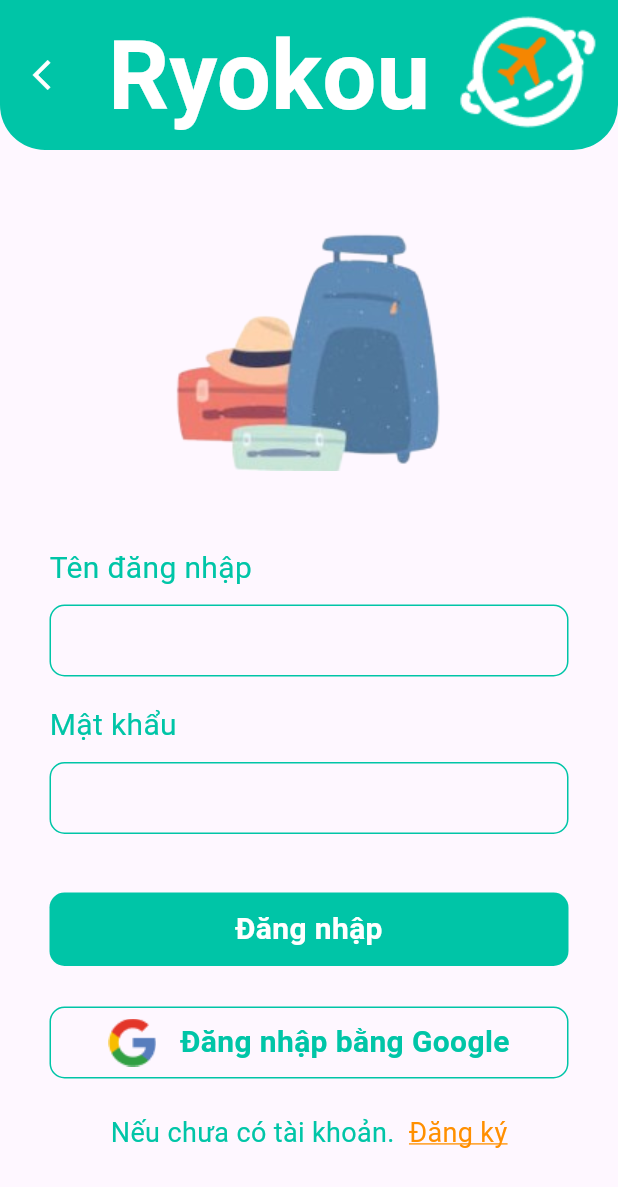
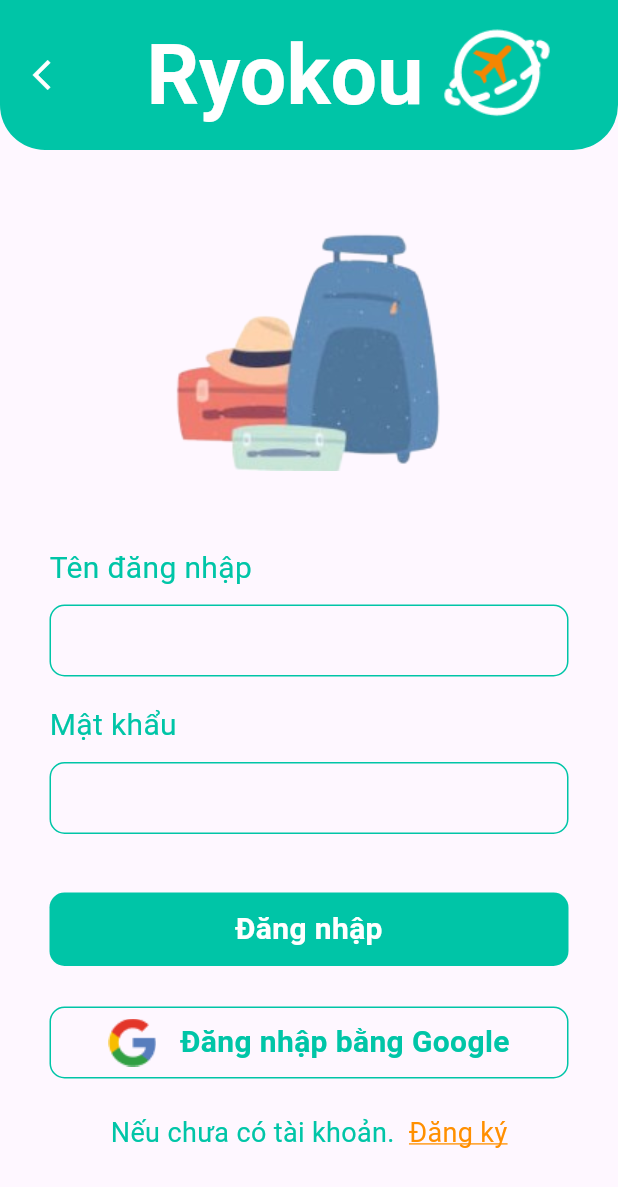
Before and after one commit to hyuniedev/Ryokou, a Flutter app: the screen it shows after launch, after a tap on the "sticky note 2" icon, after a tap on the "notifications" icon, after a tap on "Đăng nhập/ Đăng ký", on a phone screen of 412 x 824 dp. Shown: the top 1187 px of the screen. Run offline on Flutter 3.47's test engine with Material 3 defaults, Android fonts, the phone set to English and light mode, and no system bars; our stand-ins replace firebase_core, go_router; accounts and stored records are empty; network calls fail.

Commit message:
~ fix size title of appbar on signin and login

```diff
--- a/ryokou/lib/ui/acc/login.dart
+++ b/ryokou/lib/ui/acc/login.dart
@@ -23,14 +23,15 @@
                       'Ryokou',
                       style: TextStyle(
                         color: Colors.white,
-                        fontSize: 64,
+                        fontSize: 55,
                         fontWeight: FontWeight.bold,
                       ),
                     ),
-                    const SizedBox(width: 15),
+                    const SizedBox(width: 10),
                     Image.asset(
                       'assets/image/appbar_ryokou.png',
                       fit: BoxFit.contain,
+                      height: 75,
                     ),
                   ],
                 ),
--- a/ryokou/lib/ui/acc/signin.dart
+++ b/ryokou/lib/ui/acc/signin.dart
@@ -21,12 +21,15 @@
                     'Ryokou',
                     style: TextStyle(
                       color: Colors.white,
-                      fontSize: 64,
+                      fontSize: 55,
                       fontWeight: FontWeight.bold,
                     ),
                   ),
-                  const SizedBox(width: 15),
-                  Image.asset('assets/image/appbar_ryokou.png'),
+                  const SizedBox(width: 10),
+                  Image.asset(
+                    'assets/image/appbar_ryokou.png',
+                    height: 75,
+                  ),
                 ],
               ),
               haveLeading: true,
--- a/ryokou/lib/ui/item/itemTour.dart
+++ b/ryokou/lib/ui/item/itemTour.dart
@@ -33,11 +33,24 @@
                 child: Stack(
                   alignment: AlignmentDirectional.bottomStart,
                   children: [
-                    Image.network(
-                      'https://www.startravel.vn/upload/tintuc/tham-quan-du-lich-nhat-ban_28_3_2018_9_9_9.png',
-                      fit: BoxFit.cover,
+                    SizedBox(
+                      width: 150,
                       height: 115,
-                      width: 150,
+                      child: Image.network(
+                        'https://www.google.com/url?sa=i&url=https%3A%2F%2Fsakura.co%2Fblog%2Fwhat-does-sakura-mean-to-japan&psig=AOvVaw0OjAZNx4MyGP51YW2fRmH6&ust=1726221423668000&source=images&cd=vfe&opi=89978449&ved=0CBQQjRxqFwoTCOju2YiSvYgDFQAAAAAdAAAAABAE',
+                        fit: BoxFit.cover,
+                        height: 115,
+                        width: 150,
+                        loadingBuilder: (context, child, loadingProgress) {
+                          if (loadingProgress == null) return child;
+                          return const Center(
+                            child: CircularProgressIndicator(),
+                          );
+                        },
+                        errorBuilder: (context, error, stackTrace) {
+                          return Image.asset('assets/image/appbar_ryokou.png');
+                        },
+                      ),
                     ),
                     Container(
                       padding: const EdgeInsets.symmetric(
```
